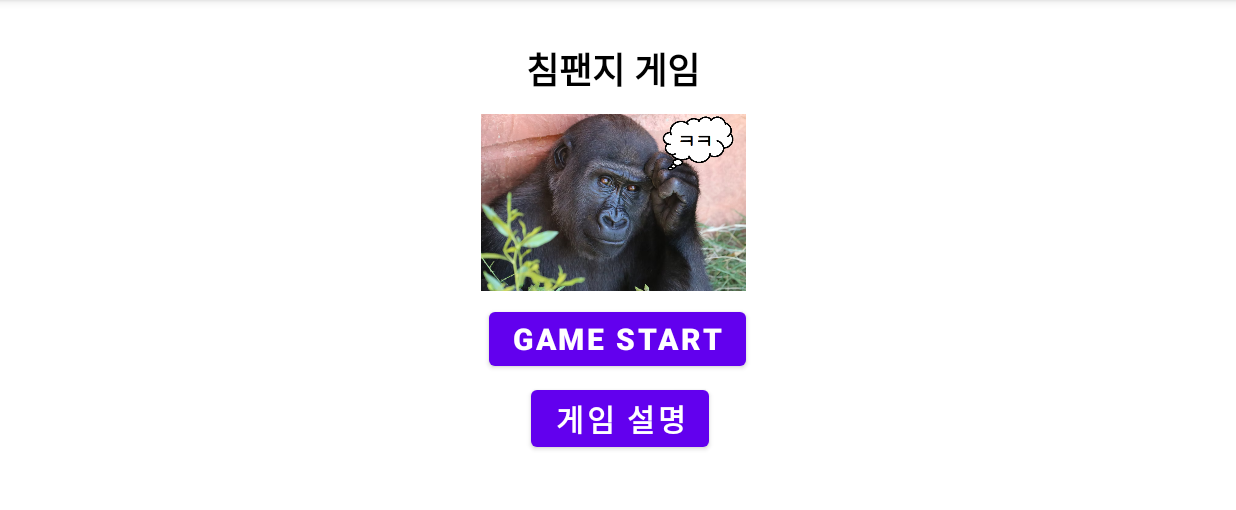
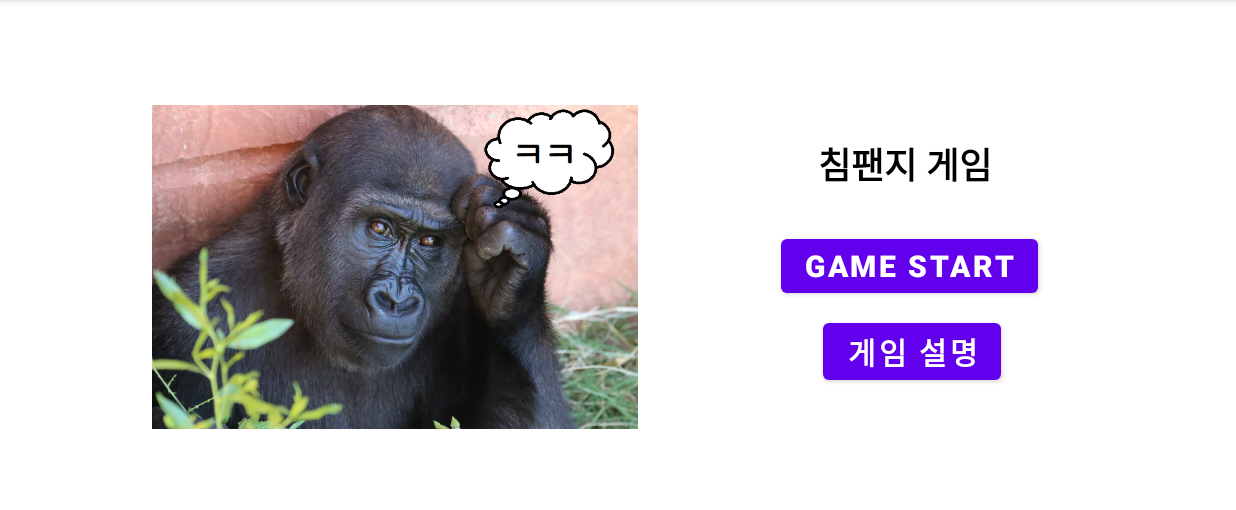
Before and after one commit to gabrielyoon7/Chimpanzee-Game, an Android app: the screen it shows after launch (MainActivity), on a phone screen of 824 x 412 dp (held sideways), the part 84-594 px from its top. Run offline under Robolectric (Android 15) with nearby library versions, the phone set to English and light mode, and no system bars.

Commit message:
메인 배치 수정 (진행중)

```diff
--- a/app/src/main/res/layout/activity_main.xml
+++ b/app/src/main/res/layout/activity_main.xml
@@ -10,50 +10,56 @@
         android:id="@+id/textView"
         android:layout_width="123dp"
         android:layout_height="44dp"
-        android:layout_marginTop="28dp"
+        android:layout_marginTop="68dp"
         android:fontFamily="sans-serif-black"
         android:text="침팬지 게임"
         android:textColor="@color/black"
         android:textSize="24sp"
+        app:layout_constraintBottom_toTopOf="@+id/startButton"
+        app:layout_constraintEnd_toEndOf="@+id/startButton"
+        app:layout_constraintHorizontal_bias="0.509"
         app:layout_constraintLeft_toLeftOf="parent"
         app:layout_constraintRight_toRightOf="parent"
-        app:layout_constraintTop_toTopOf="parent" />
+        app:layout_constraintStart_toStartOf="@+id/startButton"
+        app:layout_constraintTop_toTopOf="parent"
+        app:layout_constraintVertical_bias="0.565" />
 
     <Button
         android:id="@+id/startButton"
         android:layout_width="wrap_content"
         android:layout_height="wrap_content"
-        android:layout_marginTop="8dp"
         android:fontFamily="sans-serif-black"
         android:text="Game Start"
         android:textSize="20sp"
-        app:layout_constraintEnd_toEndOf="@+id/imageView"
-        app:layout_constraintHorizontal_bias="0.523"
-        app:layout_constraintStart_toStartOf="@+id/imageView"
-        app:layout_constraintTop_toBottomOf="@+id/imageView" />
+        app:layout_constraintBottom_toBottomOf="parent"
+        app:layout_constraintEnd_toEndOf="parent"
+        app:layout_constraintHorizontal_bias="0.798"
+        app:layout_constraintStart_toStartOf="parent"
+        app:layout_constraintTop_toTopOf="parent"
+        app:layout_constraintVertical_bias="0.498" />
 
     <Button
         android:id="@+id/button2"
         android:layout_width="wrap_content"
         android:layout_height="wrap_content"
-        android:layout_marginTop="4dp"
+        android:layout_marginTop="8dp"
         android:fontFamily="sans-serif-black"
         android:text="게임 설명"
         android:textSize="20sp"
         app:layout_constraintEnd_toEndOf="@+id/startButton"
-        app:layout_constraintHorizontal_bias="0.529"
+        app:layout_constraintHorizontal_bias="0.528"
         app:layout_constraintStart_toStartOf="@+id/startButton"
         app:layout_constraintTop_toBottomOf="@+id/startButton" />
 
     <ImageView
         android:id="@+id/imageView"
-        android:layout_width="279dp"
-        android:layout_height="118dp"
-        android:layout_marginTop="4dp"
-        app:layout_constraintEnd_toEndOf="@+id/textView"
-        app:layout_constraintHorizontal_bias="0.523"
-        app:layout_constraintStart_toStartOf="@+id/textView"
-        app:layout_constraintTop_toBottomOf="@+id/textView"
+        android:layout_width="366dp"
+        android:layout_height="216dp"
+        app:layout_constraintBottom_toBottomOf="parent"
+        app:layout_constraintEnd_toStartOf="@+id/startButton"
+        app:layout_constraintHorizontal_bias="0.516"
+        app:layout_constraintStart_toStartOf="parent"
+        app:layout_constraintTop_toTopOf="parent"
         app:srcCompat="@drawable/mainpic2" />
 
 </androidx.constraintlayout.widget.ConstraintLayout>
```
